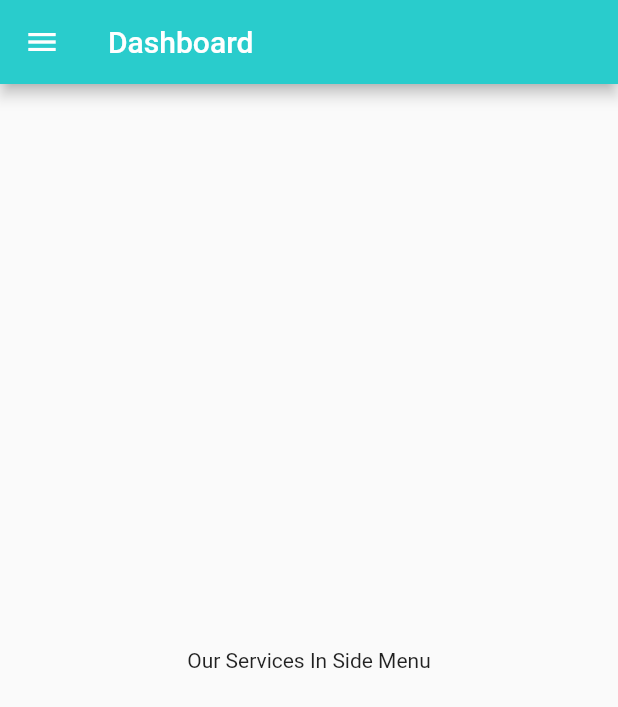
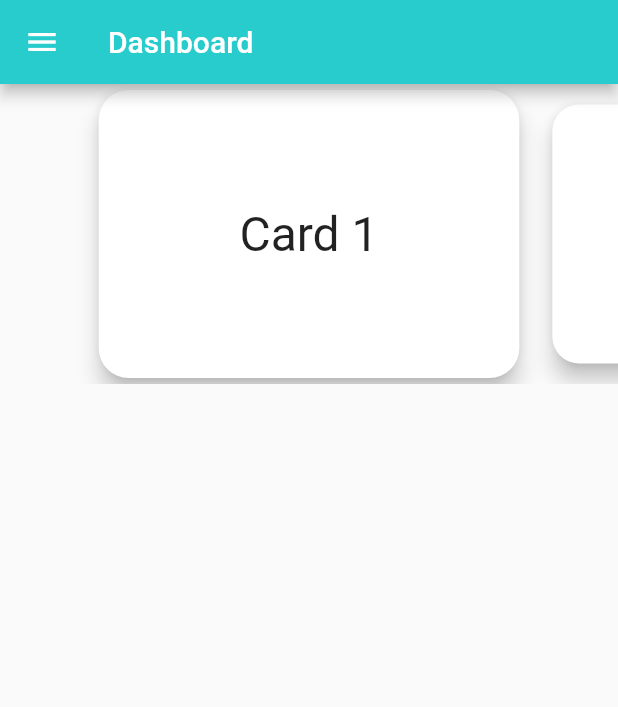
Before and after one commit to ars-thor/owlseye_mechanic, a Flutter app: the MechanicsDashboard screen opened by its route, on a phone screen of 412 x 824 dp. Shown: the top 707 px of the screen. Run offline on Flutter 3.47's test engine with Material 2 defaults, Android fonts, the phone set to English and light mode, and no system bars; our stand-ins replace image_picker; network calls fail.

Commit message:
2nd commit

```diff
--- a/lib/main.dart
+++ b/lib/main.dart
@@ -1,8 +1,6 @@
 import 'package:flutter/material.dart';
-import 'package:owlseye_mechanic/mechanics/My_Repair_History/total_repair_history.dart';
+import 'package:owlseye_mechanic/mechanics/Dashboard_part/component/horizontal_scroll_ui.dart';
 import 'package:owlseye_mechanic/route_generator.dart';
-
-import 'mechanics/spare_parts/spare_parts.dart';
 
 void main() {
   runApp(MyApp());
@@ -15,7 +13,7 @@ class MyApp extends StatelessWidget {
       theme: ThemeData(
         primarySwatch: Colors.blue,
       ),
-      // home: TotalRepairHistory(),
+      // home: Dashboardcard(),
       initialRoute: '/',
       onGenerateRoute: RouteGenerator.generateRoute,
     );
--- a/lib/mechanics/Banking/add_bank_account.dart
+++ b/lib/mechanics/Banking/add_bank_account.dart
@@ -8,7 +8,10 @@ class AddBankAccount extends StatelessWidget {
     return MaterialApp(
         home: Scaffold(
             appBar: AppBar(title: Text('Add Bank Details')),
-            body: Center(child: ListSearch())));
+            body: Center(
+                child: Container(
+                    height: 100,
+                    child: SingleChildScrollView(child: ListSearch())))));
   }
 }
 
--- /dev/null
+++ b/lib/mechanics/Dashboard_part/component/horizontal_scroll_ui.dart
@@ -0,0 +1,40 @@
+import 'package:flutter/material.dart';
+
+class Dashboardcard extends StatefulWidget {
+  const Dashboardcard({Key? key}) : super(key: key);
+
+  @override
+  _DashboardcardState createState() => _DashboardcardState();
+}
+
+class _DashboardcardState extends State<Dashboardcard> {
+  int _index = 0;
+
+  @override
+  Widget build(BuildContext context) {
+    return SizedBox(
+      height: 200, // card height
+      child: PageView.builder(
+        itemCount: 10,
+        controller: PageController(viewportFraction: 0.7),
+        onPageChanged: (int index) => setState(() => _index = index),
+        itemBuilder: (_, i) {
+          return Transform.scale(
+            scale: i == _index ? 1 : 0.9,
+            child: Card(
+              elevation: 6,
+              shape: RoundedRectangleBorder(
+                  borderRadius: BorderRadius.circular(20)),
+              child: Center(
+                child: Text(
+                  "Card ${i + 1}",
+                  style: TextStyle(fontSize: 32),
+                ),
+              ),
+            ),
+          );
+        },
+      ),
+    );
+  }
+}
--- a/lib/mechanics/Dashboard_part/dashboard.dart
+++ b/lib/mechanics/Dashboard_part/dashboard.dart
@@ -1,5 +1,6 @@
 import 'package:flutter/cupertino.dart';
 import 'package:flutter/material.dart';
+import 'package:owlseye_mechanic/mechanics/Dashboard_part/component/horizontal_scroll_ui.dart';
 
 class MechanicsDashboard extends StatelessWidget {
   @override
@@ -10,9 +11,7 @@ class MechanicsDashboard extends StatelessWidget {
         backgroundColor: Color(0xff29cccc),
       ),
       drawer: NavDrawer(),
-      body: Center(
-        child: Text('Our Services In Side Menu'),
-      ),
+      body: Dashboardcard(),
     );
   }
 }
--- a/lib/route_generator.dart
+++ b/lib/route_generator.dart
@@ -1,14 +1,13 @@
 import 'package:flutter/material.dart';
-import 'package:owlseye_mechanic/mechanics/Banking/add_bank_account.dart';
 import 'package:owlseye_mechanic/mechanics/Dashboard_part/dashboard.dart';
 import 'package:owlseye_mechanic/mechanics/Employee/add_employee.dart';
 import 'package:owlseye_mechanic/mechanics/My_Repair_History/repair_bottombar.dart';
 import 'package:owlseye_mechanic/mechanics/Profile/mechanic_registration_form.dart';
-import 'package:owlseye_mechanic/mechanics/signup/component/sign_up_form.dart';
 import 'package:owlseye_mechanic/mechanics/spare_parts/spare_parts.dart';
 
 import 'package:owlseye_mechanic/splash_screen.dart';
 
+import 'mechanics/Banking/bank_details.dart';
 import 'mechanics/login.dart';
 
 class RouteGenerator {
@@ -21,7 +20,7 @@ class RouteGenerator {
       case '/third':
         return MaterialPageRoute(builder: (_) => MechanicsDashboard());
       case '/fourth':
-        return MaterialPageRoute(builder: (_) => AddBankAccount());
+        return MaterialPageRoute(builder: (_) => BankDetails());
       case '/fifth':
         return MaterialPageRoute(builder: (_) => MechanicsRegistration());
       case '/sixth':
```
Also changed, not shown: lib/mechanics/Banking/bank_details.dart (added, +189 -0 lines), lib/services/auth_api.dart (+38 -0 lines).
